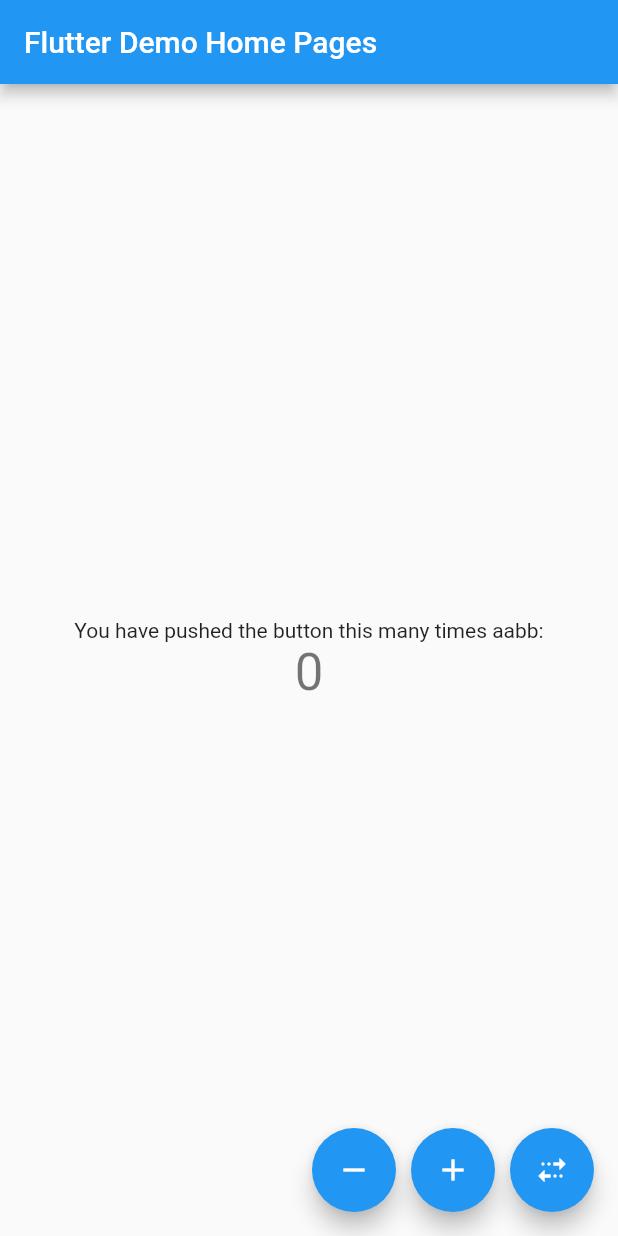
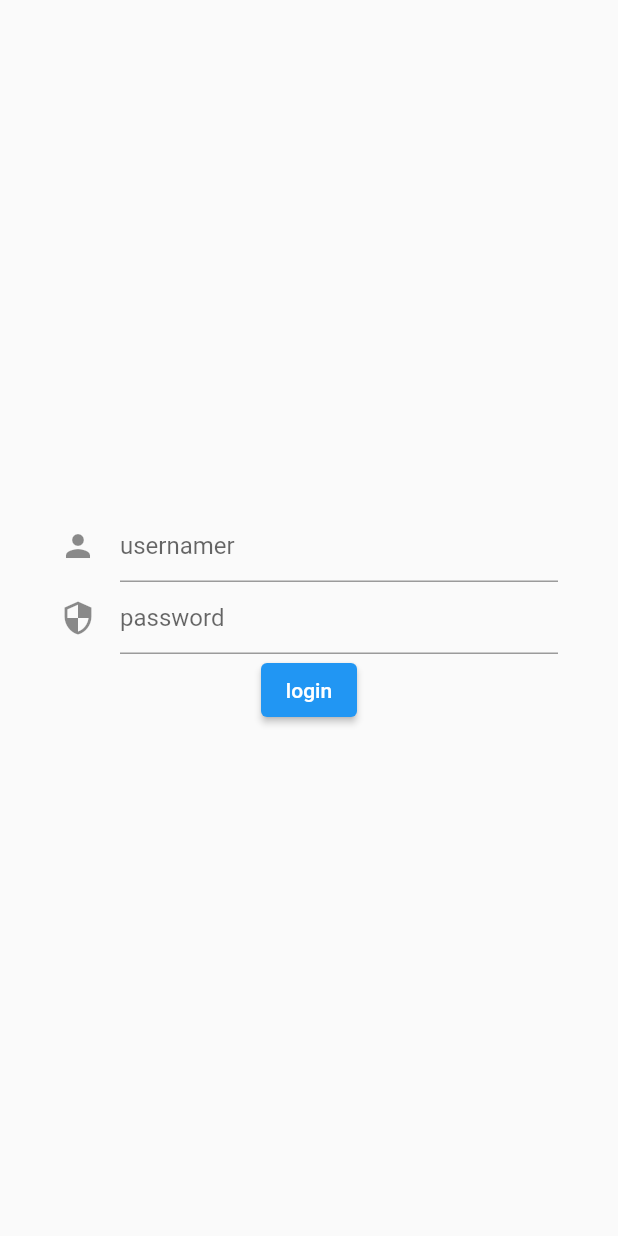
Before and after one commit to vignesh1244/block_flutter, a Flutter app: the screen it shows after launch, on a phone screen of 412 x 824 dp. Run offline on Flutter 3.47's test engine with Material 2 defaults, Android fonts, the phone set to English and light mode, and no system bars; our stand-ins replace flutter_bloc.

Commit message:
second a

```diff
--- /dev/null
+++ b/lib/authlogin/login_event.dart
@@ -0,0 +1,17 @@
+import 'package:flutter/cupertino.dart';
+
+abstract class LoginEvent {}
+
+class LoginUsernameChanged extends LoginEvent {
+  final String Username;
+
+  LoginUsernameChanged(this.Username);
+}
+
+class LoginPasswordChanged extends LoginEvent {
+  final String password;
+
+  LoginPasswordChanged(this.password);
+}
+
+class loginSubitted extends LoginEvent {}
--- /dev/null
+++ b/lib/authlogin/login_state.dart
@@ -0,0 +1,25 @@
+import 'package:bolc_api/authlogin/form_submiton_status.dart';
+
+class LoginState {
+  final String username;
+  final String password;
+  final FormSubmissionStatus formStatus;
+
+  LoginState({
+    this.username = '',
+    this.password = '',
+    this.formStatus = const InitialFormStatus(),
+  });
+
+  LoginState copyWith({
+    String? username,
+    String? password,
+    FormSubmissionStatus? formStatus,
+  }) {
+    return LoginState(
+      username: username ?? this.username,
+      password: password ?? this.password,
+      formStatus: formStatus ?? this.formStatus,
+    );
+  }
+}
--- /dev/null
+++ b/lib/loginview.dart
@@ -0,0 +1,62 @@
+import 'package:flutter/material.dart';
+
+class LoginView extends StatefulWidget {
+  const LoginView({Key? key}) : super(key: key);
+
+  @override
+  State<LoginView> createState() => _LoginViewState();
+}
+
+class _LoginViewState extends State<LoginView> {
+  final _formKey = GlobalKey<FormState>();
+
+  @override
+  Widget build(BuildContext context) {
+    return Scaffold(body: _loginform());
+  }
+
+  Widget _loginform() {
+    return Form(
+      key: _formKey,
+      child: Padding(
+        padding: EdgeInsets.symmetric(horizontal: 40),
+        child: Column(
+          mainAxisAlignment: MainAxisAlignment.center,
+          children: [
+            _usernamedField(),
+            _passwordField(),
+            _loginbutton(),
+          ],
+        ),
+      ),
+    );
+  }
+
+  Widget _usernamedField() {
+    return TextFormField(
+      decoration: InputDecoration(
+        icon: Icon(Icons.person),
+        hintText: 'usernamer',
+      ),
+      validator: (value) => null,
+    );
+  }
+
+  Widget _passwordField() {
+    return TextFormField(
+      obscureText: true,
+      decoration: InputDecoration(
+        icon: Icon(Icons.security),
+        hintText: 'password',
+      ),
+      validator: (value) => null,
+    );
+  }
+
+  Widget _loginbutton() {
+    return ElevatedButton(
+      onPressed: () {},
+      child: Text('login'),
+    );
+  }
+}
--- a/lib/main.dart
+++ b/lib/main.dart
@@ -1,6 +1,8 @@
 import 'package:bolc_api/counterblock.dart';
 import 'package:bolc_api/coutnerevetn.dart';
 import 'package:flutter/material.dart';
+
+import 'loginview.dart';
 
 void main() => runApp(MyApp());
 
@@ -13,7 +15,7 @@ class MyApp extends StatelessWidget {
       theme: ThemeData(
         primarySwatch: Colors.blue,
       ),
-      home: MyHomePage(title: 'Flutter Demo Home Pages'),
+      home: LoginView(),
     );
   }
 }
--- a/pubspec.yaml
+++ b/pubspec.yaml
@@ -34,6 +34,7 @@ dependencies:
   # The following adds the Cupertino Icons font to your application.
   # Use with the CupertinoIcons class for iOS style icons.
   cupertino_icons: ^1.0.2
+  flutter_bloc: ^8.1.1
 
 dev_dependencies:
   flutter_test:
```
Also changed, not shown: lib/authlogin/form_submiton_status.dart (added, +15 -0 lines), lib/authlogin/login_block.dart (added, +19 -0 lines), pubspec.lock.
